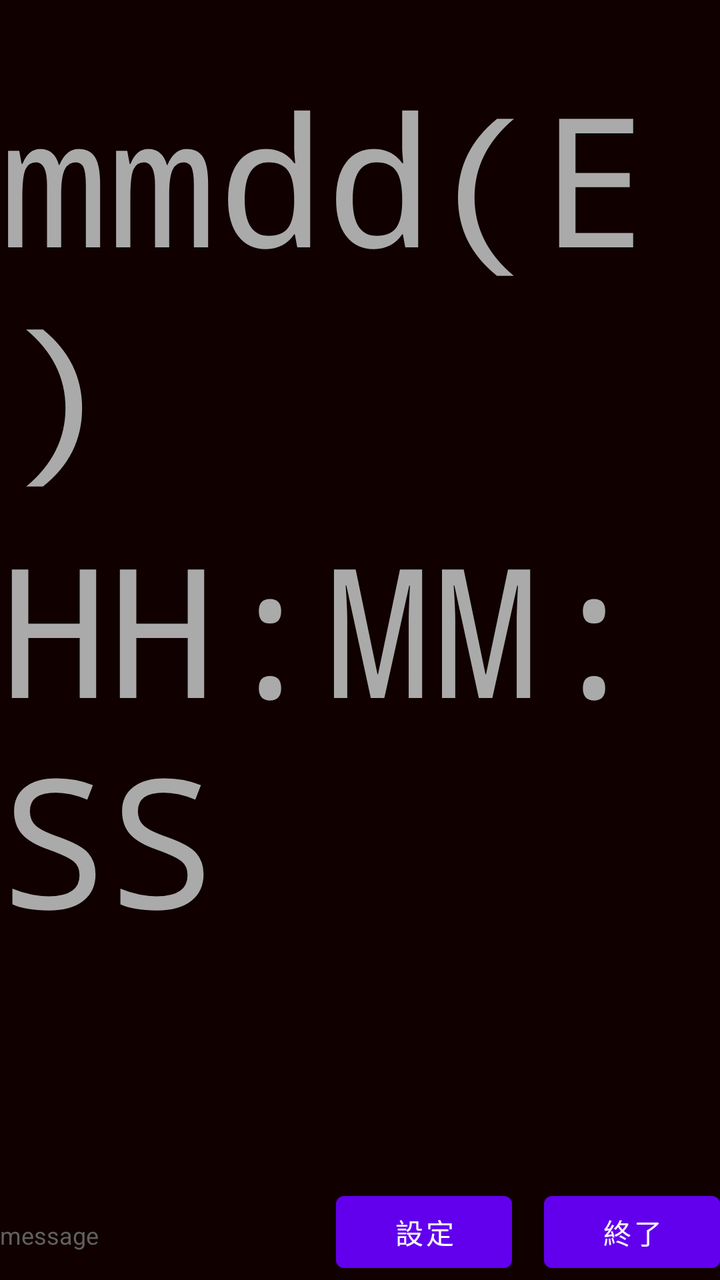
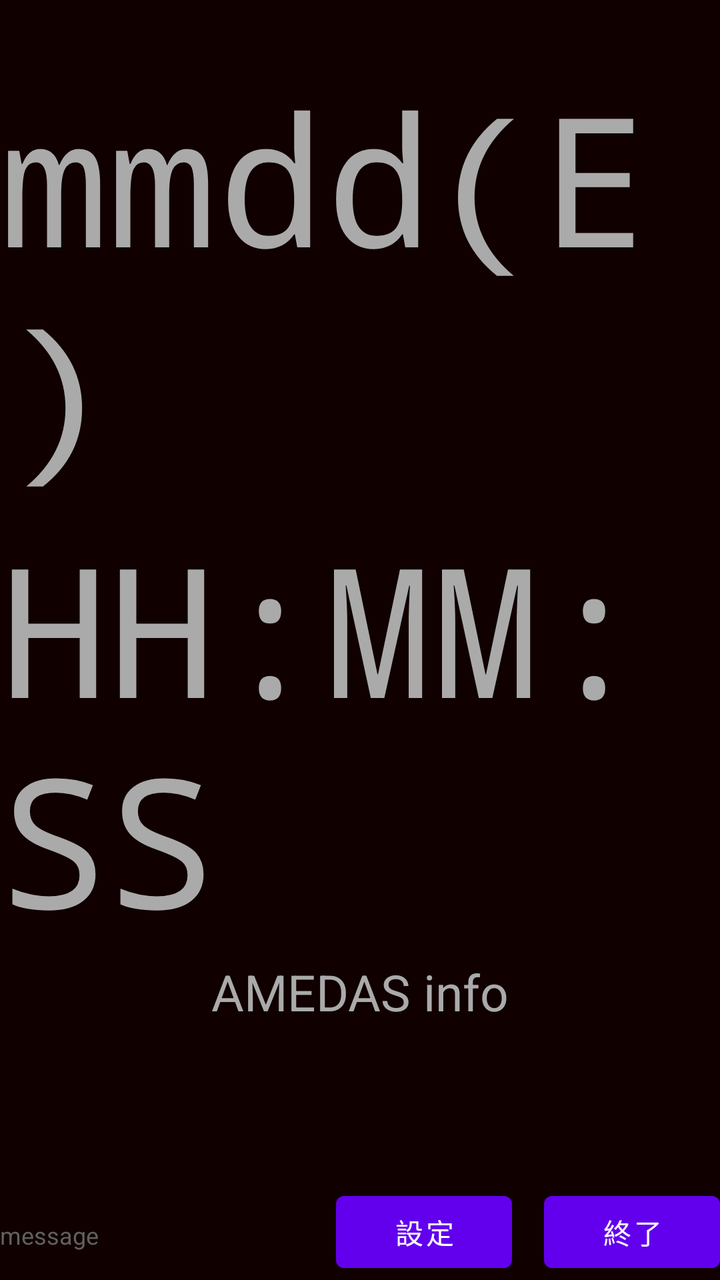

Before-and-after screenshots of an Android layout around one commit, followed by the original layout XML and the change that was made.
<!-- AndroidManifest.xml: application theme Theme.SimpleDeskClock -->
<!-- res/layout/activity_main.xml -->
<?xml version="1.0" encoding="utf-8"?>
<androidx.constraintlayout.widget.ConstraintLayout xmlns:android="http://schemas.android.com/apk/res/android"
    xmlns:app="http://schemas.android.com/apk/res-auto"
    xmlns:tools="http://schemas.android.com/tools"
    android:layout_width="match_parent"
    android:layout_height="match_parent"
    tools:context=".MainActivity">

    <TextView
        android:id="@+id/textView_1"
        android:layout_width="wrap_content"
        android:layout_height="wrap_content"
        android:fontFamily="monospace"
        android:text="mmdd(E)"
        android:textColor="@color/light_gray"
        android:textSize="90sp"
        app:layout_constraintBottom_toBottomOf="parent"
        app:layout_constraintEnd_toEndOf="parent"
        app:layout_constraintStart_toStartOf="parent"
        app:layout_constraintTop_toTopOf="parent"
        app:layout_constraintVertical_bias="0.068" />

    <TextView
        android:id="@+id/textView_2"
        android:layout_width="wrap_content"
        android:layout_height="wrap_content"
        android:fontFamily="monospace"
        android:text="HH:MM:SS"
        android:textColor="@color/light_gray"
        android:textSize="90sp"
        app:layout_constraintEnd_toEndOf="parent"
        app:layout_constraintStart_toStartOf="parent"
        app:layout_constraintTop_toBottomOf="@+id/textView_1" />

    <TextView
        android:id="@+id/textView_3"
        android:layout_width="wrap_content"
        android:layout_height="wrap_content"
        android:text="message"
        android:textColor="#606060"
        android:textSize="12sp"
        app:layout_constraintBottom_toBottomOf="parent"
        app:layout_constraintEnd_toEndOf="parent"
        app:layout_constraintHorizontal_bias="0.0"
        app:layout_constraintStart_toStartOf="parent"
        app:layout_constraintTop_toTopOf="parent"
        app:layout_constraintVertical_bias="0.977" />

    <Button
        android:id="@+id/button_quit"
        android:layout_width="wrap_content"
        android:layout_height="wrap_content"
        android:text="終了"
        app:layout_constraintBottom_toBottomOf="parent"
        app:layout_constraintEnd_toEndOf="parent" />

    <Button
        android:id="@+id/button_config"
        android:layout_width="wrap_content"
        android:layout_height="wrap_content"
        android:layout_marginEnd="16dp"
        android:layout_marginRight="16dp"
        android:text="設定"
        app:layout_constraintBottom_toBottomOf="parent"
        app:layout_constraintEnd_toStartOf="@+id/button_quit" />

</androidx.constraintlayout.widget.ConstraintLayout>
<!-- resources referenced by this layout -->
<resources>
  <color name="light_gray">#FFAAAAAA</color>
  <style name="Theme.SimpleDeskClock" parent="Theme.MaterialComponents.DayNight.NoActionBar">
          
          <item name="colorPrimary">@color/purple_500</item>
          <item name="colorPrimaryVariant">@color/purple_700</item>
          <item name="colorOnPrimary">@color/white</item>
          
          <item name="colorSecondary">@color/teal_200</item>
          <item name="colorSecondaryVariant">@color/teal_700</item>
          <item name="colorOnSecondary">@color/black</item>
          
          <item name="android:statusBarColor" tools:targetApi="21">?attr/colorPrimaryVariant</item>
          
  
          
          <item name="android:windowBackground">@color/dark_brown</item>
      </style>
  <color name="purple_500">#FF6200EE</color>
  <color name="purple_700">#FF3700B3</color>
  <color name="white">#FFFFFFFF</color>
  <color name="teal_200">#FF03DAC5</color>
  <color name="teal_700">#FF018786</color>
  <color name="black">#FF000000</color>
  <color name="dark_brown">#FF100000</color>
</resources>

<!-- the commit's change to res/layout/activity_main.xml (unified diff, before → after) -->
@@ -33,6 +33,17 @@
         app:layout_constraintTop_toBottomOf="@+id/textView_1" />
 
     <TextView
+        android:id="@+id/textView_info"
+        android:layout_width="wrap_content"
+        android:layout_height="wrap_content"
+        android:text="AMEDAS info"
+        android:textColor="@color/light_gray"
+        android:textSize="25sp"
+        app:layout_constraintEnd_toEndOf="parent"
+        app:layout_constraintStart_toStartOf="parent"
+        app:layout_constraintTop_toBottomOf="@+id/textView_2" />
+
+    <TextView
         android:id="@+id/textView_3"
         android:layout_width="wrap_content"
         android:layout_height="wrap_content"
